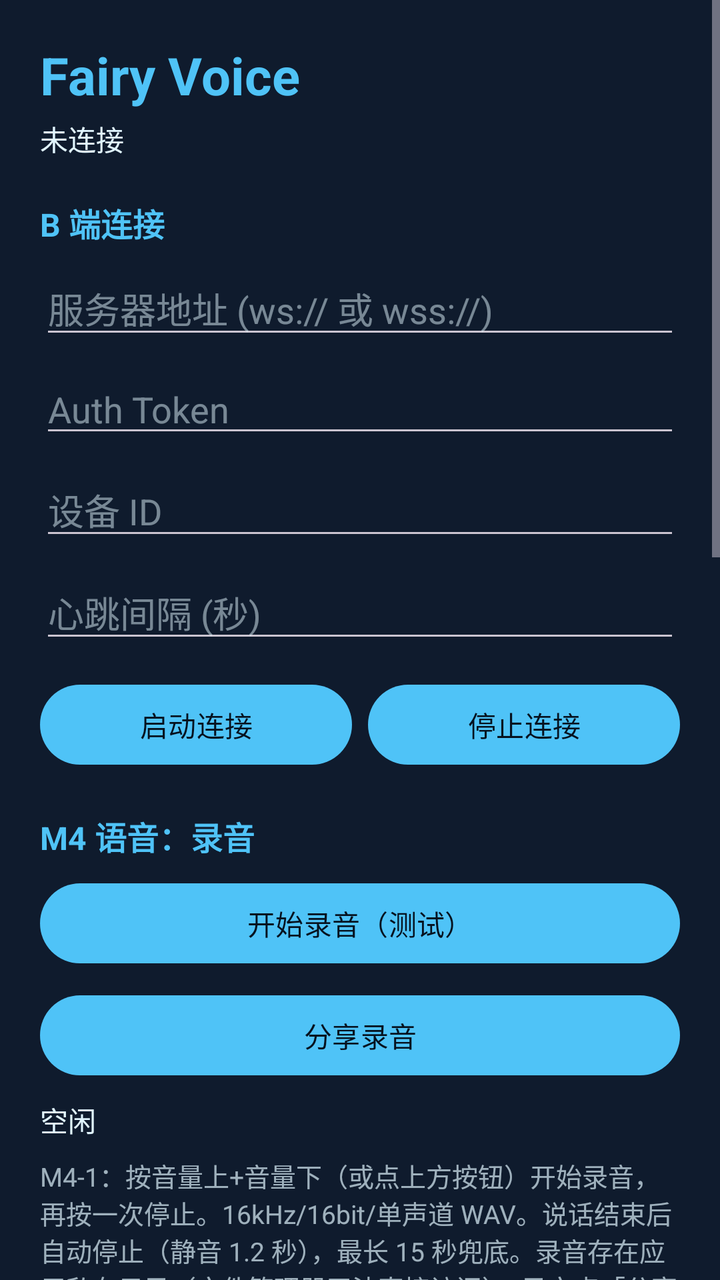
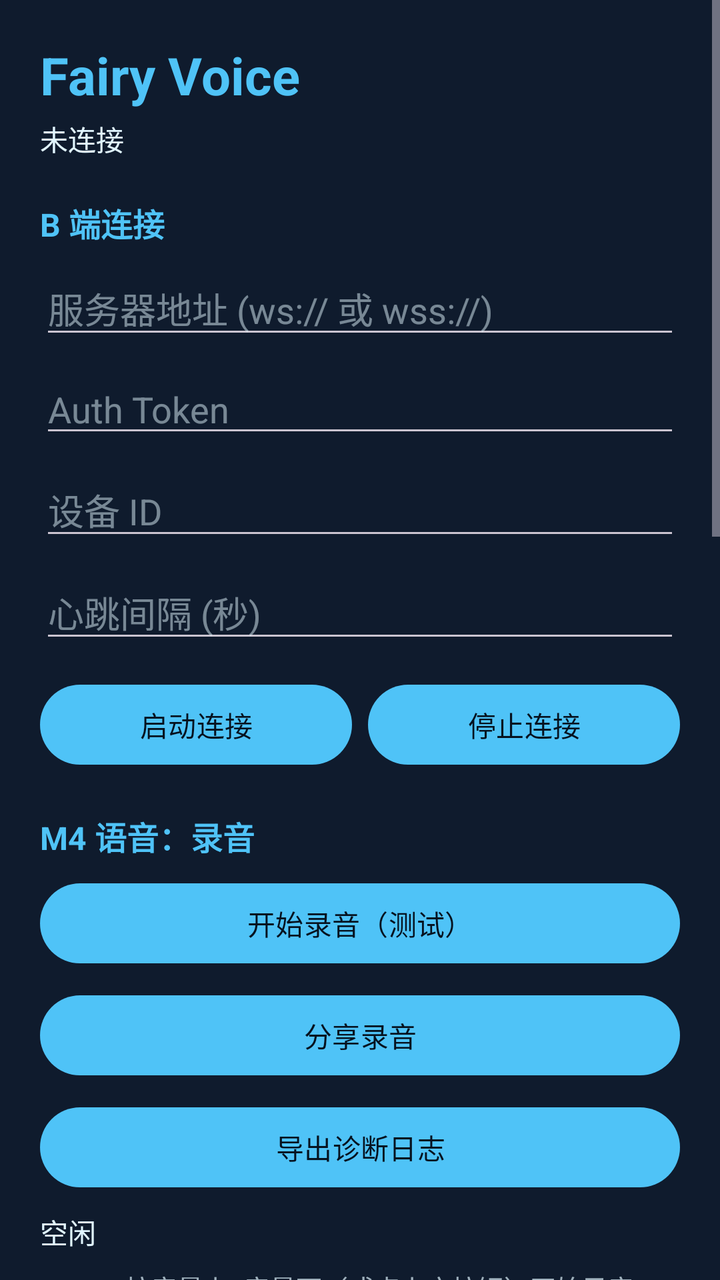

Before-and-after screenshots of an Android layout around one commit, followed by the original layout XML and the change that was made.
<!-- AndroidManifest.xml: application theme Theme.FairyVoice -->
<!-- res/layout/activity_main.xml -->
<?xml version="1.0" encoding="utf-8"?>
<ScrollView xmlns:android="http://schemas.android.com/apk/res/android"
    android:layout_width="match_parent"
    android:layout_height="match_parent"
    android:fillViewport="true"
    android:background="@color/fairy_bg">

    <LinearLayout
        android:layout_width="match_parent"
        android:layout_height="wrap_content"
        android:orientation="vertical"
        android:padding="20dp">

        <TextView
            android:layout_width="wrap_content"
            android:layout_height="wrap_content"
            android:text="@string/app_name"
            android:textColor="@color/fairy_blue"
            android:textSize="26sp"
            android:textStyle="bold" />

        <TextView
            android:id="@+id/tvStatus"
            android:layout_width="match_parent"
            android:layout_height="wrap_content"
            android:layout_marginTop="4dp"
            android:text="@string/status_disconnected"
            android:textColor="@color/fairy_text"
            android:textSize="14sp" />

        <TextView
            android:layout_width="wrap_content"
            android:layout_height="wrap_content"
            android:layout_marginTop="20dp"
            android:text="@string/section_server"
            android:textColor="@color/fairy_blue"
            android:textSize="16sp"
            android:textStyle="bold" />

        <EditText
            android:id="@+id/etServerUrl"
            android:layout_width="match_parent"
            android:layout_height="wrap_content"
            android:layout_marginTop="8dp"
            android:hint="@string/label_server_url"
            android:inputType="textUri"
            android:textColor="@color/fairy_text"
            android:textColorHint="#80E1F5FE" />

        <EditText
            android:id="@+id/etToken"
            android:layout_width="match_parent"
            android:layout_height="wrap_content"
            android:layout_marginTop="8dp"
            android:hint="@string/label_token"
            android:inputType="textPassword"
            android:textColor="@color/fairy_text"
            android:textColorHint="#80E1F5FE" />

        <EditText
            android:id="@+id/etDeviceId"
            android:layout_width="match_parent"
            android:layout_height="wrap_content"
            android:layout_marginTop="8dp"
            android:hint="@string/label_device_id"
            android:textColor="@color/fairy_text"
            android:textColorHint="#80E1F5FE" />

        <EditText
            android:id="@+id/etHeartbeat"
            android:layout_width="match_parent"
            android:layout_height="wrap_content"
            android:layout_marginTop="8dp"
            android:hint="@string/label_heartbeat"
            android:inputType="number"
            android:textColor="@color/fairy_text"
            android:textColorHint="#80E1F5FE" />

        <LinearLayout
            android:layout_width="match_parent"
            android:layout_height="wrap_content"
            android:layout_marginTop="12dp"
            android:orientation="horizontal">

            <Button
                android:id="@+id/btnStart"
                android:layout_width="0dp"
                android:layout_height="wrap_content"
                android:layout_weight="1"
                android:text="@string/btn_start" />

            <Button
                android:id="@+id/btnStop"
                android:layout_width="0dp"
                android:layout_height="wrap_content"
                android:layout_weight="1"
                android:layout_marginStart="8dp"
                android:text="@string/btn_stop" />
        </LinearLayout>

        <TextView
            android:layout_width="wrap_content"
            android:layout_height="wrap_content"
            android:layout_marginTop="20dp"
            android:text="@string/section_m4_record"
            android:textColor="@color/fairy_blue"
            android:textSize="16sp"
            android:textStyle="bold" />

        <Button
            android:id="@+id/btnRecordTest"
            android:layout_width="match_parent"
            android:layout_height="wrap_content"
            android:layout_marginTop="8dp"
            android:text="@string/btn_record_start" />

        <Button
            android:id="@+id/btnShareRecord"
            android:layout_width="match_parent"
            android:layout_height="wrap_content"
            android:layout_marginTop="8dp"
            android:text="@string/btn_share_record" />

        <TextView
            android:id="@+id/tvVoiceState"
            android:layout_width="match_parent"
            android:layout_height="wrap_content"
            android:layout_marginTop="8dp"
            android:text="@string/voice_state_idle"
            android:textColor="@color/fairy_text"
            android:textSize="14sp" />

        <TextView
            android:layout_width="match_parent"
            android:layout_height="wrap_content"
            android:layout_marginTop="8dp"
            android:text="@string/record_hint"
            android:textColor="#B0E1F5FE"
            android:textSize="13sp" />

        <TextView
            android:layout_width="wrap_content"
            android:layout_height="wrap_content"
            android:layout_marginTop="20dp"
            android:text="@string/section_test"
            android:textColor="@color/fairy_blue"
            android:textSize="16sp"
            android:textStyle="bold" />

        <EditText
            android:id="@+id/etAskInput"
            android:layout_width="match_parent"
            android:layout_height="wrap_content"
            android:layout_marginTop="8dp"
            android:hint="@string/hint_ask_input"
            android:textColor="@color/fairy_text"
            android:textColorHint="#80E1F5FE" />

        <Button
            android:id="@+id/btnSendAsk"
            android:layout_width="match_parent"
            android:layout_height="wrap_content"
            android:layout_marginTop="8dp"
            android:text="@string/btn_send_ask" />

        <TextView
            android:id="@+id/tvReply"
            android:layout_width="match_parent"
            android:layout_height="wrap_content"
            android:layout_marginTop="8dp"
            android:textColor="@color/fairy_text"
            android:textSize="14sp" />

        <TextView
            android:layout_width="wrap_content"
            android:layout_height="wrap_content"
            android:layout_marginTop="20dp"
            android:text="@string/section_wake"
            android:textColor="@color/fairy_blue"
            android:textSize="16sp"
            android:textStyle="bold" />

        <Button
            android:id="@+id/btnOpenAccessibility"
            android:layout_width="match_parent"
            android:layout_height="wrap_content"
            android:layout_marginTop="8dp"
            android:text="@string/btn_open_accessibility" />

        <TextView
            android:layout_width="match_parent"
            android:layout_height="wrap_content"
            android:layout_marginTop="8dp"
            android:text="@string/wake_hint"
            android:textColor="#B0E1F5FE"
            android:textSize="13sp" />

        
        <TextView
            android:layout_width="wrap_content"
            android:layout_height="wrap_content"
            android:layout_marginTop="20dp"
            android:text="@string/section_overlay_mode"
            android:textColor="@color/fairy_blue"
            android:textSize="16sp"
            android:textStyle="bold" />

        <RadioGroup
            android:id="@+id/rgOverlayMode"
            android:layout_width="match_parent"
            android:layout_height="wrap_content"
            android:layout_marginTop="8dp"
            android:orientation="vertical">

            <RadioButton
                android:id="@+id/rbOverlayAuto"
                android:layout_width="match_parent"
                android:layout_height="wrap_content"
                android:text="@string/overlay_mode_auto" />

            <RadioButton
                android:id="@+id/rbOverlayOverlay"
                android:layout_width="match_parent"
                android:layout_height="wrap_content"
                android:text="@string/overlay_mode_overlay" />

            <RadioButton
                android:id="@+id/rbOverlayLive"
                android:layout_width="match_parent"
                android:layout_height="wrap_content"
                android:text="@string/overlay_mode_live" />
        </RadioGroup>

        <TextView
            android:layout_width="match_parent"
            android:layout_height="wrap_content"
            android:layout_marginTop="4dp"
            android:text="@string/overlay_mode_hint"
            android:textColor="#B0E1F5FE"
            android:textSize="13sp" />

        <TextView
            android:layout_width="wrap_content"
            android:layout_height="wrap_content"
            android:layout_marginTop="20dp"
            android:text="@string/section_wake_tile"
            android:textColor="@color/fairy_blue"
            android:textSize="16sp"
            android:textStyle="bold" />

        <Button
            android:id="@+id/btnAddTile"
            android:layout_width="match_parent"
            android:layout_height="wrap_content"
            android:layout_marginTop="8dp"
            android:text="@string/btn_add_tile" />

        <TextView
            android:layout_width="match_parent"
            android:layout_height="wrap_content"
            android:layout_marginTop="8dp"
            android:text="@string/tile_hint"
            android:textColor="#B0E1F5FE"
            android:textSize="13sp" />
    </LinearLayout>
</ScrollView>
<!-- resources referenced by this layout -->
<resources>
  <color name="fairy_bg">#0F1B2D</color>
  <color name="fairy_blue">#4FC3F7</color>
  <color name="fairy_text">#E1F5FE</color>
  <string name="app_name">Fairy Voice</string>
  <string name="btn_add_tile">添加到控制中心</string>
  <string name="btn_open_accessibility">开启无障碍服务（实体键唤醒）</string>
  <string name="btn_record_start">开始录音（测试）</string>
  <string name="btn_send_ask">发送 ask</string>
  <string name="btn_share_record">分享录音</string>
  <string name="btn_start">启动连接</string>
  <string name="btn_stop">停止连接</string>
  <string name="hint_ask_input">输入要发给 Fairy 的指令…</string>
  <string name="label_device_id">设备 ID</string>
  <string name="label_heartbeat">心跳间隔 (秒)</string>
  <string name="label_server_url">服务器地址 (ws:// 或 wss://)</string>
  <string name="label_token">Auth Token</string>
  <string name="overlay_mode_auto">智能（有悬浮窗权限用悬浮窗，否则流体云）</string>
  <string name="overlay_mode_hint">唤醒时只显示一种胶囊；修改即时生效。</string>
  <string name="overlay_mode_live">流体云（系统 Live Updates 胶囊 + 卡片）</string>
  <string name="overlay_mode_overlay">悬浮窗（自绘胶囊 + 卡片）</string>
  <string name="record_hint">M4-1：按音量上+音量下（或点上方按钮）开始录音，再按一次停止。16kHz/16bit/单声道 WAV。说话结束后自动停止（静音 1.2 秒），最长 15 秒兜底。录音存在应用私有目录（文件管理器无法直接访问），录完点「分享录音」可导出到文件管理/微信等验证。</string>
  <string name="section_m4_record">M4 语音：录音</string>
  <string name="section_overlay_mode">胶囊形态</string>
  <string name="section_server">B 端连接</string>
  <string name="section_test">M3 联调：发送测试指令</string>
  <string name="section_wake">唤醒方式</string>
  <string name="section_wake_tile">控制中心磁贴（替代唤醒）</string>
  <string name="status_disconnected">未连接</string>
  <string name="tile_hint">下拉通知栏 → 点右上角编辑（铅笔图标）→ 把 Fairy Voice 拖入常用磁贴；点击磁贴即唤醒。Android 13+ 可先点上方按钮请求系统弹出添加入口。</string>
  <string name="voice_state_idle">空闲</string>
  <string name="wake_hint">实体键：音量上 + 音量下 同时按下 0.5 秒（亮屏时任意界面生效）。\n电源键事件被系统独占，普通 APP 无法监听；OPPO ColorOS 无「电源键+音量上」映射任意应用的能力（侧键快捷仅支持系统预置功能），替代方案见下方控制中心磁贴。</string>
  <style name="Theme.FairyVoice" parent="Theme.Material3.Dark.NoActionBar">
          <item name="colorPrimary">@color/fairy_blue</item>
          <item name="colorOnPrimary">#06121F</item>
          <item name="colorSecondary">@color/fairy_blue_dark</item>
          <item name="android:statusBarColor">@color/fairy_bg</item>
          <item name="android:navigationBarColor">@color/fairy_bg</item>
          
          <item name="android:windowOptOutEdgeToEdgeEnforcement">true</item>
      </style>
  <color name="fairy_blue_dark">#0288D1</color>
</resources>

<!-- the commit's change to res/layout/activity_main.xml (unified diff, before → after) -->
@@ -121,6 +121,14 @@
             android:layout_marginTop="8dp"
             android:text="@string/btn_share_record" />
 
+        
+        <Button
+            android:id="@+id/btnShareLog"
+            android:layout_width="match_parent"
+            android:layout_height="wrap_content"
+            android:layout_marginTop="8dp"
+            android:text="@string/btn_share_log" />
+
         <TextView
             android:id="@+id/tvVoiceState"
             android:layout_width="match_parent"
<!-- resource entries referenced after the edit -->
@@ -8,6 +8,7 @@
   <string name="btn_open_accessibility">开启无障碍服务（实体键唤醒）</string>
   <string name="btn_record_start">开始录音（测试）</string>
   <string name="btn_send_ask">发送 ask</string>
+  <string name="btn_share_log">导出诊断日志</string>
   <string name="btn_share_record">分享录音</string>
   <string name="btn_start">启动连接</string>
   <string name="btn_stop">停止连接</string>
